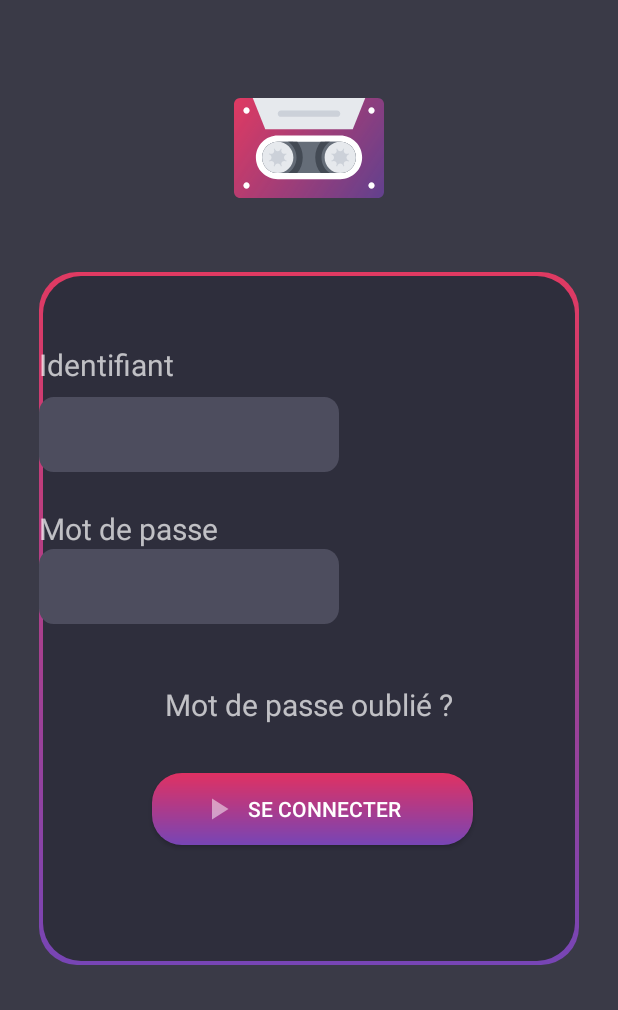
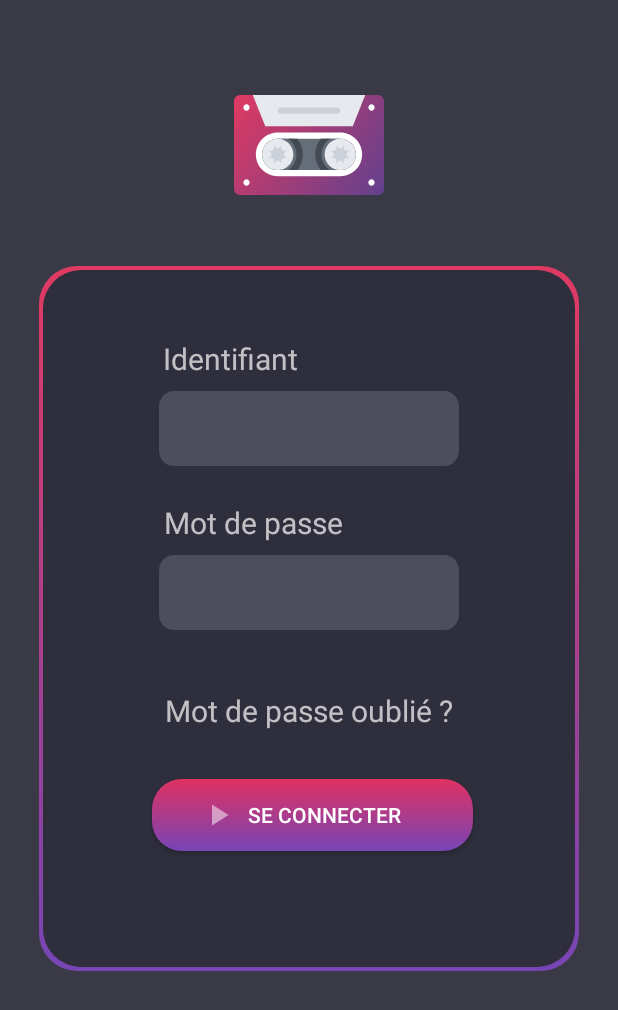
Before and after one commit to Trax-hub/DaSong, an Android app: the screen it shows after launch (ConnectionActivity before the commit, SignInActivity after it), on a phone screen of 412 x 824 dp. Shown: the top 1010 px of the screen. Run offline under Robolectric (Android 15) with nearby library versions, the phone set to English and light mode, and no system bars; our stand-ins replace Firebase (no records; nobody signed in at launch, a user with empty details on screens opened directly), Picasso; pictures from the network do not load.

Commit message:
BCP DE CHOSES

```diff
--- a/app/src/main/java/com/example/pts3/ConnectionActivity.java
+++ /dev/null
@@ -1,16 +0,0 @@
-package com.example.pts3;
-
-import android.media.MediaPlayer;
-import android.os.Bundle;
-
-import androidx.appcompat.app.AppCompatActivity;
-
-
-public class ConnectionActivity extends AppCompatActivity {
-
-    @Override
-    protected void onCreate(Bundle savedInstanceState) {
-        super.onCreate(savedInstanceState);
-        setContentView(R.layout.activity_connection);
-    }
-}
--- a/app/src/main/java/com/example/pts3/ListAdapter.java
+++ b/app/src/main/java/com/example/pts3/ListAdapter.java
@@ -3,7 +3,6 @@ package com.example.pts3;
 import android.content.Context;
 import android.media.AudioManager;
 import android.media.MediaPlayer;
-import android.media.MediaRecorder;
 import android.view.LayoutInflater;
 import android.view.View;
 import android.view.ViewGroup;
@@ -17,9 +16,7 @@ import androidx.annotation.Nullable;
 import com.squareup.picasso.Picasso;
 
 import java.io.IOException;
-import java.net.URL;
 import java.util.ArrayList;
-import java.util.List;
 
 public class ListAdapter extends ArrayAdapter<Track> {
 
@@ -57,7 +54,6 @@ public class ListAdapter extends ArrayAdapter<Track> {
             }
         });
 
-        System.out.println(tracks.getCover());
         Picasso.get().load(tracks.getCover()).fit().into(cover);
         track.setText(tracks.getTitle());
         artist.setText(tracks.getArtistName());
--- a/app/src/main/java/com/example/pts3/MainActivity.java
+++ b/app/src/main/java/com/example/pts3/MainActivity.java
@@ -2,8 +2,6 @@ package com.example.pts3;
 
 import static android.content.ContentValues.TAG;
 
-import androidx.annotation.NonNull;
-import androidx.appcompat.app.AppCompatActivity;
 import android.content.Intent;
 import android.media.AudioManager;
 import android.media.MediaPlayer;
@@ -14,9 +12,14 @@ import android.widget.Button;
 import android.widget.ImageView;
 import android.widget.TextView;
 
+import androidx.annotation.NonNull;
+import androidx.appcompat.app.AppCompatActivity;
+
 import com.google.android.gms.tasks.OnFailureListener;
 import com.google.android.gms.tasks.OnSuccessListener;
 import com.google.android.material.textfield.TextInputEditText;
+import com.google.firebase.auth.FirebaseAuth;
+import com.google.firebase.auth.FirebaseUser;
 import com.google.firebase.firestore.DocumentReference;
 import com.google.firebase.firestore.FirebaseFirestore;
 import com.squareup.picasso.Picasso;
@@ -36,22 +39,32 @@ public class MainActivity extends AppCompatActivity {
     private TextView selectedSong;
     private ImageView pausePlay;
     private MediaPlayer mediaPlayer;
+    private FirebaseAuth firebaseAuth;
+    private Button logOut;
 
     @Override
     protected void onCreate(Bundle savedInstanceState) {
         super.onCreate(savedInstanceState);
+        firebaseAuth = FirebaseAuth.getInstance();
         setContentView(R.layout.activity_main);
-
-
         selectedSong = (TextView) findViewById(R.id.track_title);
         selectedArtist = (TextView) findViewById(R.id.track_artist);
         selectedCover = (ImageView) findViewById(R.id.selected_cover);
         description = (TextInputEditText) findViewById(R.id.description);
         pausePlay = (ImageView) findViewById(R.id.pause_play);
         validateButton = (Button) findViewById(R.id.validate_button);
+        logOut = (Button) findViewById(R.id.logOut);
         selectedCover.setImageResource(R.drawable.general_cover);
 
         FirebaseFirestore db = FirebaseFirestore.getInstance();
+
+        logOut.setOnClickListener(new View.OnClickListener() {
+            @Override
+            public void onClick(View view) {
+                FirebaseAuth.getInstance().signOut();
+                startActivity(new Intent(MainActivity.this, SignInActivity.class));
+            }
+        });
 
         pausePlay.setOnClickListener(new View.OnClickListener() {
             @Override
@@ -132,6 +145,19 @@ public class MainActivity extends AppCompatActivity {
 
     }
 
+    @Override
+    protected void onStart() {
+        super.onStart();
+        FirebaseUser currentUser = firebaseAuth.getCurrentUser();
+        if (currentUser == null){
+            openSignInActivity();
+        }
+    }
+
+    private void openSignInActivity(){
+        startActivity(new Intent(this, SignInActivity.class));
+    }
+
     public void openSearchActivity(){
         Intent intent = new Intent(this, SearchActivity.class);
         startActivity(intent);
--- a/app/src/main/java/com/example/pts3/Root.java
+++ b/app/src/main/java/com/example/pts3/Root.java
@@ -19,11 +19,6 @@ public class Root {
                 '}';
     }
 
-    public void display(){
-        for(Search search : searches){
-            System.out.println(search.toString());
-        }
-    }
 
     public ArrayList<Search> getSearches() {
         return searches;
--- /dev/null
+++ b/app/src/main/java/com/example/pts3/SignInActivity.java
@@ -0,0 +1,86 @@
+package com.example.pts3;
+
+import android.content.Intent;
+import android.os.Bundle;
+import android.util.Patterns;
+import android.view.View;
+import android.widget.Button;
+import android.widget.EditText;
+import android.widget.Toast;
+
+import androidx.annotation.NonNull;
+import androidx.annotation.Nullable;
+import androidx.appcompat.app.AppCompatActivity;
+
+import com.google.android.gms.tasks.OnCompleteListener;
+import com.google.android.gms.tasks.Task;
+import com.google.firebase.auth.AuthResult;
+import com.google.firebase.auth.FirebaseAuth;
+
+public class SignInActivity extends AppCompatActivity {
+
+    private FirebaseAuth firebaseAuth;
+    private Button signIn;
+    EditText editTextEmail, editTextPassword;
+
+    @Override
+    protected void onCreate(@Nullable Bundle savedInstanceState) {
+        super.onCreate(savedInstanceState);
+        setContentView(R.layout.activity_connection);
+
+        editTextEmail = (EditText) findViewById(R.id.editTextEmail);
+        editTextPassword = (EditText) findViewById(R.id.editTextPassword);
+        signIn = (Button) findViewById(R.id.signIn);
+
+        firebaseAuth = FirebaseAuth.getInstance();
+        firebaseAuth.signOut();
+
+        signIn.setOnClickListener(new View.OnClickListener() {
+            @Override
+            public void onClick(View view) {
+                userLogin();
+            }
+        });
+    }
+
+    private void userLogin(){
+        String email = editTextEmail.getText().toString().trim();
+        String password = editTextPassword.getText().toString().trim();
+
+        if(email.isEmpty()){
+            editTextEmail.setError("Email required");
+            editTextEmail.requestFocus();
+            return;
+        }
+
+        if(!Patterns.EMAIL_ADDRESS.matcher(email).matches()){
+            editTextEmail.setError("Not a valid item");
+            editTextEmail.requestFocus();
+            return;
+        }
+
+        if(password.isEmpty()){
+            editTextPassword.setError("Password required");
+            editTextPassword.requestFocus();
+            return;
+        }
+
+        if(password.length() < 6){
+            editTextPassword.setError("Min length is 6");
+            editTextPassword.requestFocus();
+            return;
+        }
+
+        firebaseAuth.signInWithEmailAndPassword(email, password).addOnCompleteListener(new OnCompleteListener<AuthResult>() {
+            @Override
+            public void onComplete(@NonNull Task<AuthResult> task) {
+                if(task.isSuccessful()){
+                    startActivity(new Intent(SignInActivity.this, MainActivity.class));
+                } else {
+                    Toast.makeText(SignInActivity.this, "Failed to login", Toast.LENGTH_LONG).show();
+                }
+            }
+        });
+
+    }
+}
--- a/app/src/main/res/layout/activity_connection.xml
+++ b/app/src/main/res/layout/activity_connection.xml
@@ -33,20 +33,24 @@
             android:layout_height="wrap_content"
             android:text="Identifiant"
             android:textSize="20sp"
-            app:layout_constraintBottom_toTopOf="@+id/textInputId"
+            app:layout_constraintBottom_toTopOf="@+id/editTextEmail"
+            app:layout_constraintEnd_toEndOf="parent"
+            app:layout_constraintHorizontal_bias="0.307"
+            app:layout_constraintStart_toStartOf="parent"
             app:layout_constraintTop_toTopOf="parent"
-            app:layout_constraintVertical_bias="0.116"
-            tools:layout_editor_absoluteX="73dp" />
+            app:layout_constraintVertical_bias="0.116" />
 
         <com.google.android.material.textfield.TextInputEditText
-            android:id="@+id/textInputId"
+            android:id="@+id/editTextEmail"
             android:layout_width="200dp"
             android:layout_height="50dp"
             android:layout_marginTop="8dp"
             android:background="@drawable/field"
             android:paddingStart="8dp"
-            app:layout_constraintTop_toBottomOf="@+id/textView2"
-            tools:layout_editor_absoluteX="73dp" />
+            app:layout_constraintBottom_toTopOf="@+id/textView3"
+            app:layout_constraintEnd_toEndOf="parent"
+            app:layout_constraintStart_toStartOf="parent"
+            app:layout_constraintTop_toBottomOf="@+id/textView2" />
 
         <TextView
             android:id="@+id/textView3"
@@ -55,19 +59,24 @@
             android:layout_marginTop="24dp"
             android:text="Mot de passe"
             android:textSize="20sp"
-            app:layout_constraintBottom_toTopOf="@+id/textInputPwd"
-            app:layout_constraintTop_toBottomOf="@+id/textInputId"
-            tools:layout_editor_absoluteX="73dp" />
+            app:layout_constraintBottom_toTopOf="@+id/editTextPassword"
+            app:layout_constraintEnd_toEndOf="parent"
+            app:layout_constraintHorizontal_bias="0.347"
+            app:layout_constraintStart_toStartOf="parent"
+            app:layout_constraintTop_toBottomOf="@+id/editTextEmail" />
 
         <com.google.android.material.textfield.TextInputEditText
-            android:id="@+id/textInputPwd"
+            android:id="@+id/editTextPassword"
             android:layout_width="200dp"
             android:layout_height="50dp"
+            android:layout_marginTop="8dp"
+            android:inputType="textPassword"
             android:background="@drawable/field"
             android:paddingStart="8dp"
             app:layout_constraintBottom_toTopOf="@+id/textView"
-            app:layout_constraintTop_toBottomOf="@+id/textView3"
-            tools:layout_editor_absoluteX="76dp" />
+            app:layout_constraintEnd_toEndOf="parent"
+            app:layout_constraintStart_toStartOf="parent"
+            app:layout_constraintTop_toBottomOf="@+id/textView3" />
 
         <TextView
             android:id="@+id/textView"
@@ -76,11 +85,13 @@
             android:layout_marginTop="40dp"
             android:text="Mot de passe oublié ?"
             android:textSize="20sp"
+            app:layout_constraintBottom_toTopOf="@+id/signIn"
             app:layout_constraintEnd_toEndOf="parent"
             app:layout_constraintStart_toStartOf="parent"
-            app:layout_constraintTop_toBottomOf="@+id/textInputPwd" />
+            app:layout_constraintTop_toBottomOf="@+id/editTextPassword" />
 
         <androidx.appcompat.widget.AppCompatButton
+            android:id="@+id/signIn"
             android:layout_width="wrap_content"
             android:layout_height="wrap_content"
             android:layout_marginTop="32dp"
```
Also changed, not shown: app/build.gradle (+6 -1 lines), app/src/main/AndroidManifest.xml (+13 -17 lines), app/src/main/java/com/example/pts3/RegisterActivity.java (added, +136 -0 lines), app/src/main/java/com/example/pts3/SearchActivity.java (+10 -20 lines), app/src/main/java/com/example/pts3/User.java (added, +16 -0 lines), app/src/main/res/layout/activity_main.xml (+10 -0 lines), app/src/main/res/layout/activity_register.xml (added, +117 -0 lines), 2 other files.
